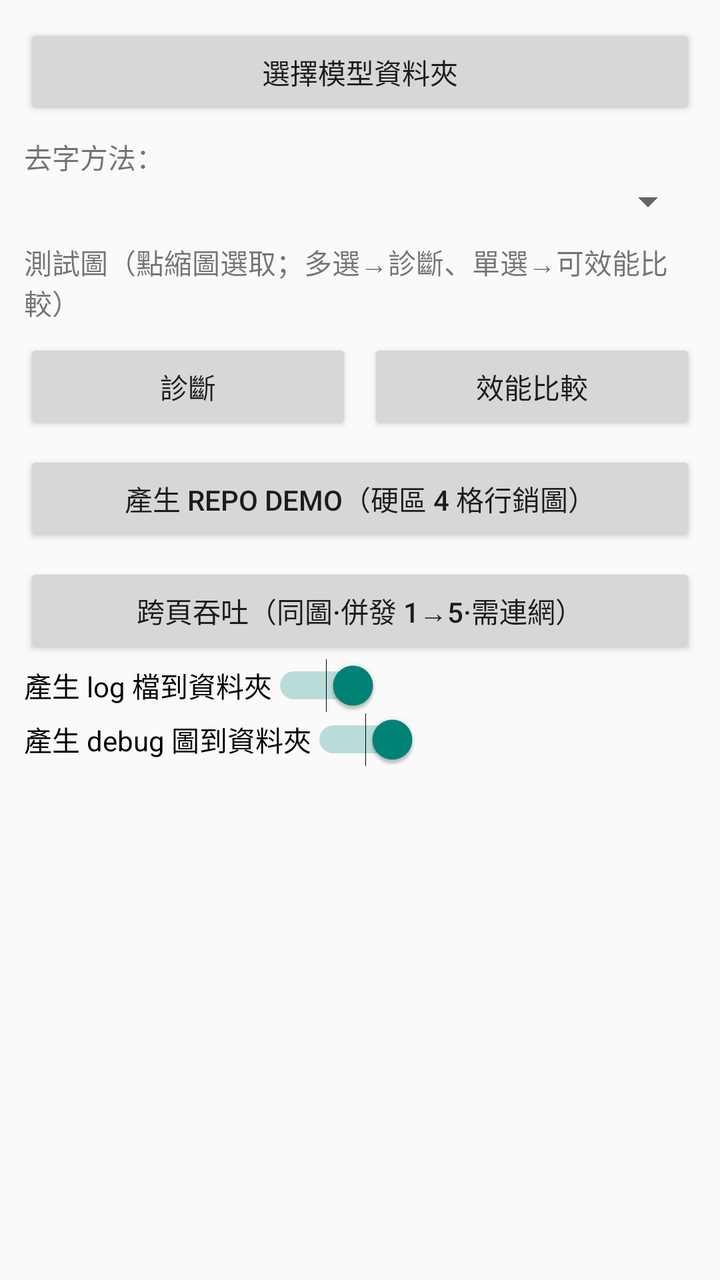
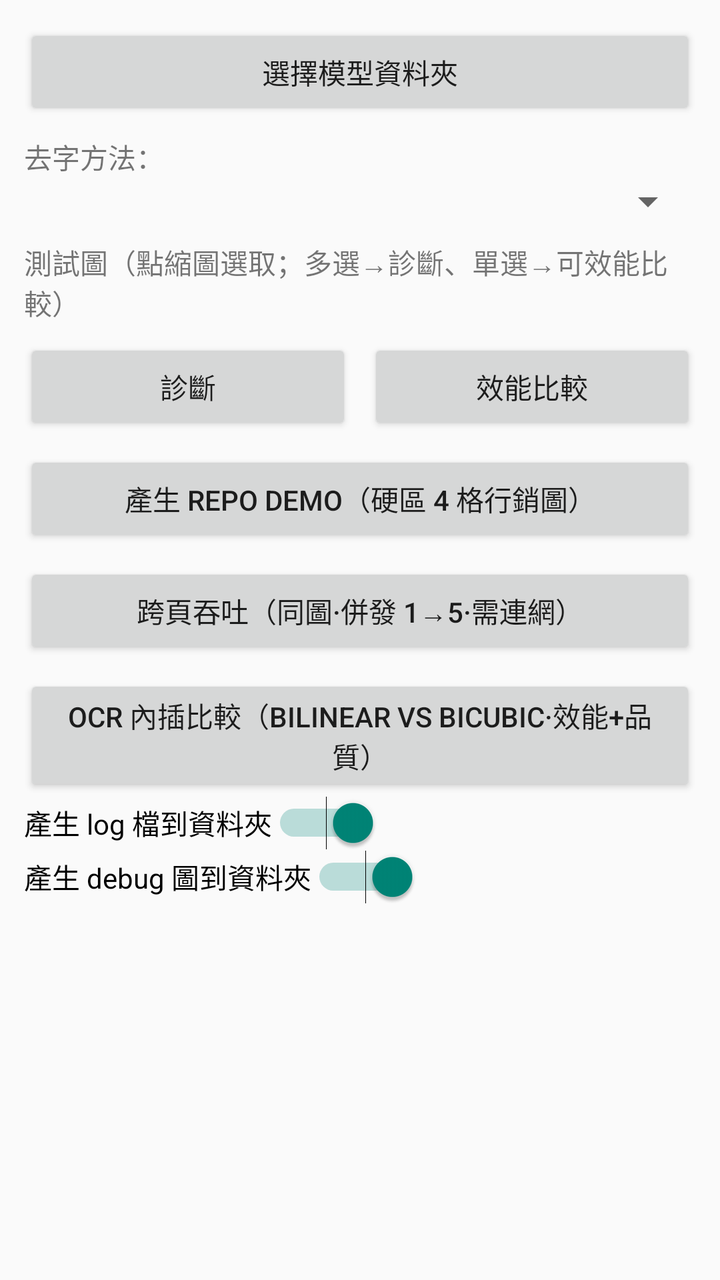

Two renders of the same Android screen: before a commit and after it. Below are the layout's source before the change and the commit's diff.
<!-- AndroidManifest.xml: application theme Theme.AppCompat.DayNight.NoActionBar -->
<!-- res/layout/activity_main.xml -->
<?xml version="1.0" encoding="utf-8"?>
<ScrollView xmlns:android="http://schemas.android.com/apk/res/android"
    android:id="@+id/scroll"
    android:layout_width="match_parent"
    android:layout_height="match_parent"
    android:fillViewport="true">

    <LinearLayout
        android:layout_width="match_parent"
        android:layout_height="wrap_content"
        android:orientation="vertical"
        android:padding="12dp">

        
        <Button
            android:id="@+id/pickFolderButton"
            android:layout_width="match_parent"
            android:layout_height="wrap_content"
            android:text="選擇模型資料夾" />

        <TextView
            android:id="@+id/inpaintLabel"
            android:layout_width="wrap_content"
            android:layout_height="wrap_content"
            android:layout_marginTop="8dp"
            android:text="去字方法：" />

        <Spinner
            android:id="@+id/inpaintSpinner"
            android:layout_width="match_parent"
            android:layout_height="wrap_content" />

        <TextView
            android:layout_width="wrap_content"
            android:layout_height="wrap_content"
            android:layout_marginTop="8dp"
            android:text="測試圖（點縮圖選取；多選→診斷、單選→可效能比較）" />

        <HorizontalScrollView
            android:layout_width="match_parent"
            android:layout_height="wrap_content">

            <LinearLayout
                android:id="@+id/thumbStrip"
                android:layout_width="wrap_content"
                android:layout_height="wrap_content"
                android:orientation="horizontal" />
        </HorizontalScrollView>

        <LinearLayout
            android:layout_width="match_parent"
            android:layout_height="wrap_content"
            android:layout_marginTop="8dp"
            android:orientation="horizontal">

            <Button
                android:id="@+id/detectButton"
                android:layout_width="0dp"
                android:layout_height="wrap_content"
                android:layout_weight="1"
                android:text="診斷" />

            <Button
                android:id="@+id/inpaintCompareButton"
                android:layout_width="0dp"
                android:layout_height="wrap_content"
                android:layout_marginStart="8dp"
                android:layout_weight="1"
                android:text="效能比較" />
        </LinearLayout>

        <Button
            android:id="@+id/repoDemoButton"
            android:layout_width="match_parent"
            android:layout_height="wrap_content"
            android:layout_marginTop="8dp"
            android:text="產生 repo demo（硬區 4 格行銷圖）" />

        <Button
            android:id="@+id/crossPageButton"
            android:layout_width="match_parent"
            android:layout_height="wrap_content"
            android:layout_marginTop="8dp"
            android:text="跨頁吞吐（同圖·併發 1→5·需連網）" />

        <Switch
            android:id="@+id/genLogSwitch"
            android:layout_width="wrap_content"
            android:layout_height="wrap_content"
            android:checked="true"
            android:text="產生 log 檔到資料夾" />

        <Switch
            android:id="@+id/genImgSwitch"
            android:layout_width="wrap_content"
            android:layout_height="wrap_content"
            android:checked="true"
            android:text="產生 debug 圖到資料夾" />

        
        <LinearLayout
            android:id="@+id/outputContainer"
            android:layout_width="match_parent"
            android:layout_height="wrap_content"
            android:layout_marginTop="8dp"
            android:orientation="vertical">

            <TextView
                android:id="@+id/logText"
                android:layout_width="match_parent"
                android:layout_height="wrap_content"
                android:fontFamily="monospace"
                android:textSize="12sp"
                android:textIsSelectable="true"
                android:text="" />
        </LinearLayout>

    </LinearLayout>
</ScrollView>
<!-- resources referenced by this layout -->
<resources>

</resources>

<!-- the commit's change to res/layout/activity_main.xml (unified diff, before → after) -->
@@ -83,6 +83,13 @@
             android:layout_marginTop="8dp"
             android:text="跨頁吞吐（同圖·併發 1→5·需連網）" />
 
+        <Button
+            android:id="@+id/ocrAbButton"
+            android:layout_width="match_parent"
+            android:layout_height="wrap_content"
+            android:layout_marginTop="8dp"
+            android:text="OCR 內插比較（bilinear vs bicubic·效能+品質）" />
+
         <Switch
             android:id="@+id/genLogSwitch"
             android:layout_width="wrap_content"
